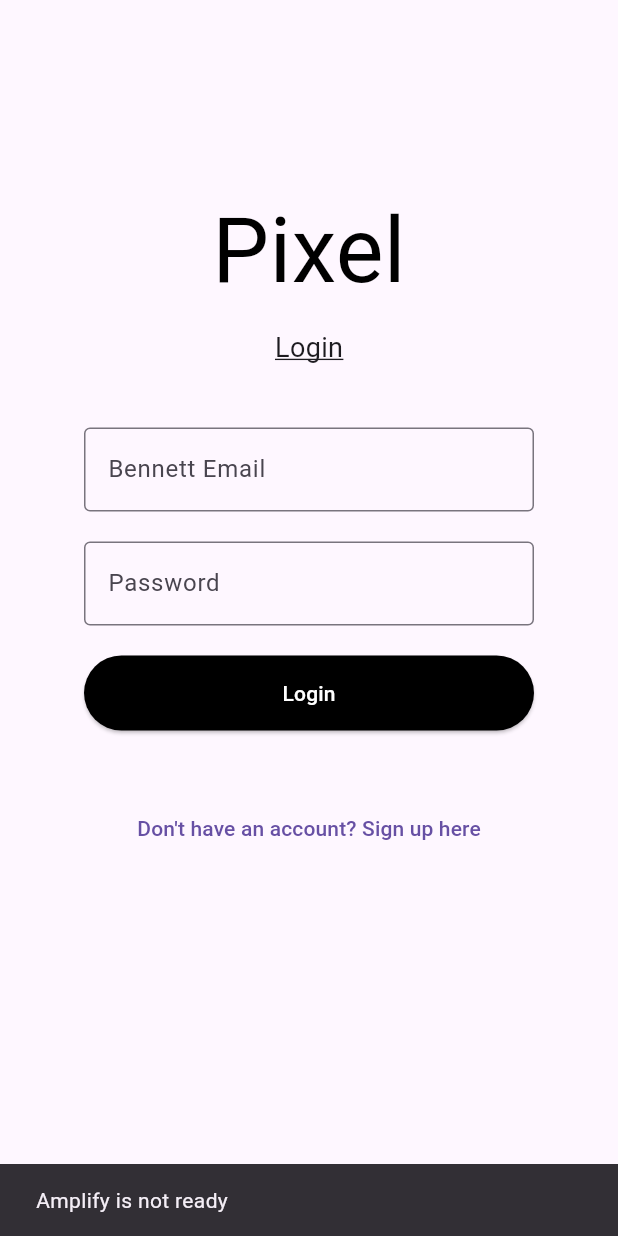
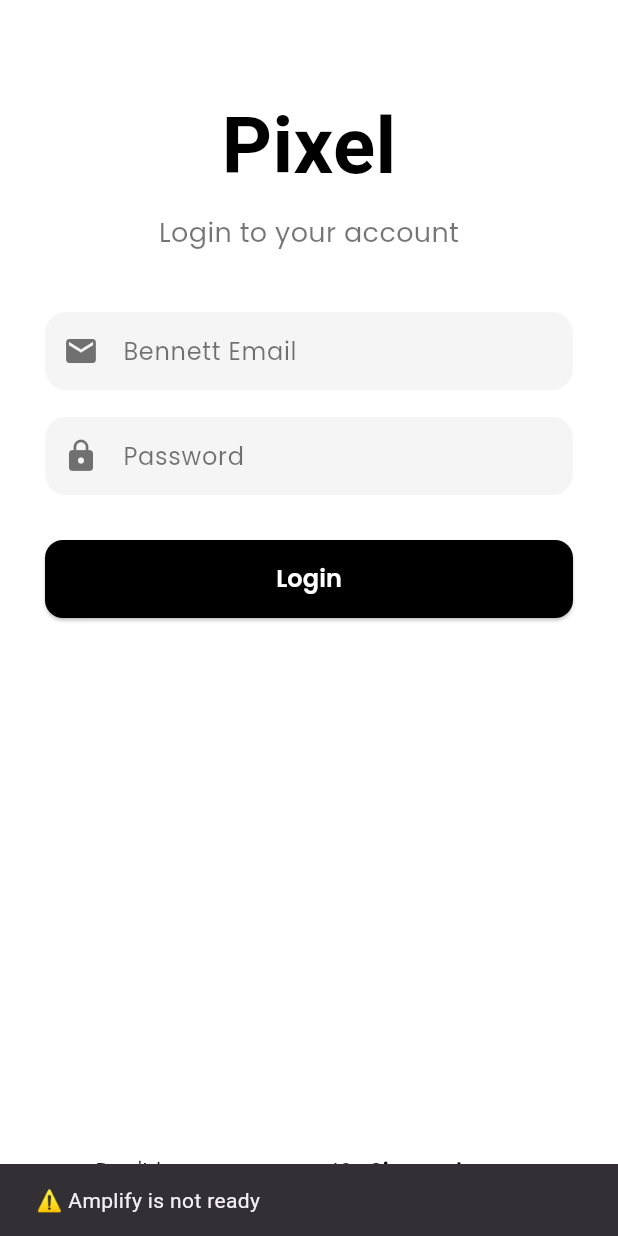
Before and after one commit to Peehu1308/Pixel, a Flutter app: the LoginScreen screen opened directly, after a tap on "Login", on a phone screen of 412 x 824 dp. Run offline on Flutter 3.47's test engine with Material 3 defaults, Android fonts, the phone set to English and light mode, and no system bars; our stand-ins replace animated_text_kit, flutter_rating_bar, google_fonts, image_picker, share_plus, supabase_flutter and 1 more; missing offline and left inert: amplify_auth_cognito, amplify_flutter, docx_template, encrypt; accounts and stored records are empty; Roboto replaces fonts that are missing (Recursive).

Commit message:
Update login.dart

```diff
--- a/lib/Screens/login.dart
+++ b/lib/Screens/login.dart
@@ -1,13 +1,8 @@
 import 'package:flutter/material.dart';
 import 'package:google_fonts/google_fonts.dart';
 import 'package:amplify_flutter/amplify_flutter.dart' hide AuthException;
-import 'package:pixel/Check/blank.dart';
-import 'package:pixel/Screens/Desc.dart';
-import 'package:pixel/Screens/Home_Screen.dart';
 import 'package:pixel/Screens/Sign_up.dart';
-import 'package:pixel/Screens/feedback.dart';
 import 'package:pixel/admin/Admin_home.dart';
-// import 'package:pixel/Screens/main.dart';
 import 'package:pixel/main.dart';
 import 'package:supabase_flutter/supabase_flutter.dart';
 
@@ -30,20 +25,17 @@
         .select('admin_email')
         .eq('admin_email', email)
         .maybeSingle();
-
-    if (response != null) {
-      return true;
-    } else {
-      return false;
-    }
+    return response != null;
   }
 
   Future<void> handleLogin() async {
     if (!Amplify.isConfigured) {
-      ScaffoldMessenger.of(context)
-          .showSnackBar(const SnackBar(content: Text("Amplify is not ready ")));
+      ScaffoldMessenger.of(context).showSnackBar(
+        const SnackBar(content: Text("⚠️ Amplify is not ready")),
+      );
       return;
     }
+
     setState(() => isLoading = true);
     final email = emailController.text.trim();
     final password = passwordController.text.trim();
@@ -60,39 +52,28 @@
       );
 
       if (result.isSignedIn) {
-        bool isadmin = await checkadmin(email);
+        final isadmin = await checkadmin(email);
 
         ScaffoldMessenger.of(context).showSnackBar(
-          const SnackBar(content: Text("Login Successful!")),
+          const SnackBar(content: Text("✅ Login Successful!")),
         );
 
-        //
+        if (!mounted) return;
+
         if (isadmin) {
-          ScaffoldMessenger.of(context).showSnackBar(
-            const SnackBar(content: Text("Login successful!")),
-          );
           Navigator.pushReplacement(
             context,
-            MaterialPageRoute(builder: (_) => AdminHome(email: email)
-                // Home_Screen(email: email)
-                ),
+            MaterialPageRoute(builder: (_) => AdminHome(email: email)),
           );
         } else {
-          ScaffoldMessenger.of(context).showSnackBar(
-            const SnackBar(content: Text("Login successful!")),
-          );
           Navigator.pushReplacement(
             context,
-            MaterialPageRoute(builder: (_) => MainScreen(email: email)
-                // Home_Screen(email: email)
-                ),
+            MaterialPageRoute(builder: (_) => MainScreen(email: email)),
           );
         }
-
-        //
       } else {
         ScaffoldMessenger.of(context).showSnackBar(
-          const SnackBar(content: Text("Login failed. Check credentials.")),
+          const SnackBar(content: Text("❌ Login failed. Check credentials.")),
         );
       }
     } on AuthException catch (e) {
@@ -115,95 +96,150 @@
     super.dispose();
   }
 
+  Widget _buildInputField(
+      TextEditingController controller, String label, IconData icon,
+      {bool obscure = false}) {
+    return TextField(
+      controller: controller,
+      obscureText: obscure,
+      style: GoogleFonts.poppins(),
+      decoration: InputDecoration(
+        prefixIcon: Icon(icon, color: Colors.black54),
+        labelText: label,
+        labelStyle: GoogleFonts.poppins(color: Colors.black54),
+        filled: true,
+        fillColor: Colors.grey.shade100,
+        border: OutlineInputBorder(
+          borderRadius: BorderRadius.circular(14),
+          borderSide: BorderSide.none,
+        ),
+        contentPadding:
+            const EdgeInsets.symmetric(horizontal: 16, vertical: 14),
+      ),
+    );
+  }
+
   @override
   Widget build(BuildContext context) {
     return Scaffold(
-      body: SingleChildScrollView(
-        padding: const EdgeInsets.all(25.0),
-        child: Center(
+      resizeToAvoidBottomInset: true,
+      backgroundColor: Colors.white,
+      body: SafeArea(
         child: Column(
-            crossAxisAlignment: CrossAxisAlignment.center,
           children: [
-              const SizedBox(height: 100),
+            // Scrollable content
+            Expanded(
+              child: SingleChildScrollView(
+                padding:
+                    const EdgeInsets.symmetric(horizontal: 30, vertical: 20),
+                child: Column(
+                  mainAxisSize: MainAxisSize.min,
+                  children: [
+                    const SizedBox(height: 40),
+
+                    // Branding
                     Text(
                       "Pixel",
                       style: GoogleFonts.recursive(
-                  fontSize: 60,
+                        fontSize: 52,
+                        fontWeight: FontWeight.bold,
                         color: Colors.black,
                       ),
                     ),
                     const SizedBox(height: 8),
                     Text(
-                "Login",
-                style: GoogleFonts.recursive(
+                      "Login to your account",
+                      style: GoogleFonts.poppins(
                         fontSize: 18,
-                  decoration: TextDecoration.underline,
+                        color: Colors.black54,
                       ),
                     ),
                     const SizedBox(height: 40),
 
                     // Email
+                    _buildInputField(emailController, "Bennett Email", Icons.email),
+                    const SizedBox(height: 18),
+
+                    // Password
+                    _buildInputField(passwordController, "Password", Icons.lock,
+                        obscure: true),
+                    const SizedBox(height: 30),
+
+                    // Login Button
                     SizedBox(
-                width: 300,
-                child: TextField(
-                  controller: emailController,
-                  decoration: const InputDecoration(
-                    labelText: "Bennett Email",
-                    border: OutlineInputBorder(),
+                      width: double.infinity,
+                      height: 52,
+                      child: ElevatedButton(
+                        onPressed: isLoading ? null : handleLogin,
+                        style: ElevatedButton.styleFrom(
+                          backgroundColor: Colors.black,
+                          shape: RoundedRectangleBorder(
+                            borderRadius: BorderRadius.circular(12),
+                          ),
+                        ),
+                        child: isLoading
+                            ? const SizedBox(
+                                width: 24,
+                                height: 24,
+                                child: CircularProgressIndicator(
+                                  strokeWidth: 2,
+                                  color: Colors.white,
+                                ),
+                              )
+                            : Text(
+                                "Login",
+                                style: GoogleFonts.poppins(
+                                  fontSize: 16,
+                                  fontWeight: FontWeight.w600,
+                                  color: Colors.white,
                                 ),
                               ),
                       ),
+                    ),
+
                     const SizedBox(height: 20),
 
-              // Password
-              SizedBox(
-                width: 300,
-                child: TextField(
-                  controller: passwordController,
-                  obscureText: true,
-                  decoration: const InputDecoration(
-                    labelText: "Password",
-                    border: OutlineInputBorder(),
-                  ),
-                ),
-              ),
-              const SizedBox(height: 20),
-              isLoading
-                  ? const CircularProgressIndicator()
-                  : ElevatedButton(
-                      onPressed: handleLogin,
-                      style: ElevatedButton.styleFrom(
-                        backgroundColor: Colors.black,
-                        minimumSize: const Size(300, 50),
-                      ),
-                      child: const Text(
-                        "Login",
-                        style: TextStyle(color: Colors.white),
-                      ),
-                    ),
-              const SizedBox(height: 20),
-
-              // Feedback message
+                    // Error message
+                    if (message.isNotEmpty)
                       Text(
                         message,
                         style: const TextStyle(color: Colors.red),
-              ),
-
-              // Signup link
-              TextButton(
-                onPressed: () {
-                  Navigator.push(
-                      context,
-                      MaterialPageRoute(
-                          builder: (context) =>
-                              SignUpScreen())); // Or push to signup screen
-                },
-                child: const Text("Don't have an account? Sign up here"),
                       ),
                   ],
                 ),
               ),
             ),
+
+            // Signup link fixed at bottom
+            Padding(
+              padding: const EdgeInsets.only(bottom: 20),
+              child: Row(
+                mainAxisAlignment: MainAxisAlignment.center,
+                children: [
+                  Text("Don't have an account?",
+                      style: GoogleFonts.poppins(color: Colors.black87)),
+                  TextButton(
+                    onPressed: () {
+                      Navigator.push(
+                        context,
+                        MaterialPageRoute(builder: (context) => const SignUpScreen()),
+                      );
+                    },
+                    child: Text(
+                      "Sign up here",
+                      style: GoogleFonts.poppins(
+                        fontWeight: FontWeight.w600,
+                        decoration: TextDecoration.underline,
+                        color: Colors.black,
+                      ),
+                    ),
+                  ),
+                ],
+              ),
+            ),
+          ],
+        ),
+      ),
     );
   }
 }
```
Lines whose indentation alone changed are shown as unchanged.
